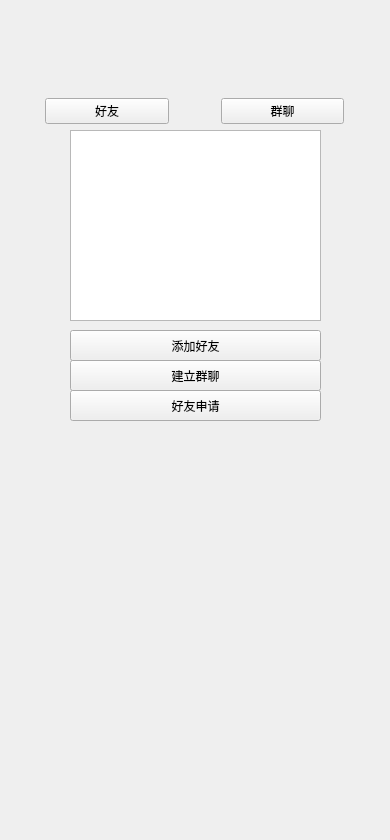
Qt form client/Imitation_QQ/login.ui (Zzzzzya/Chating-Room) before a commit.
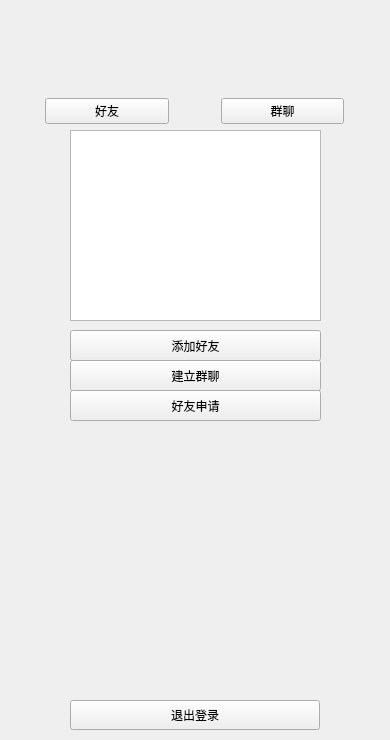
The same form after that commit.

What changed in the file:
```diff
--- a/client/Imitation_QQ/login.ui
+++ b/client/Imitation_QQ/login.ui
@@ -7,19 +7,19 @@
     <x>0</x>
     <y>0</y>
     <width>390</width>
-    <height>840</height>
+    <height>740</height>
    </rect>
   </property>
   <property name="minimumSize">
    <size>
     <width>390</width>
-    <height>840</height>
+    <height>740</height>
    </size>
   </property>
   <property name="maximumSize">
    <size>
     <width>390</width>
-    <height>840</height>
+    <height>740</height>
    </size>
   </property>
   <property name="windowTitle">
@@ -163,6 +163,19 @@
     </rect>
    </property>
   </widget>
+  <widget class="QPushButton" name="btn_logout">
+   <property name="geometry">
+    <rect>
+     <x>70</x>
+     <y>700</y>
+     <width>250</width>
+     <height>30</height>
+    </rect>
+   </property>
+   <property name="text">
+    <string>退出登录</string>
+   </property>
+  </widget>
  </widget>
  <resources/>
  <connections/>
```
